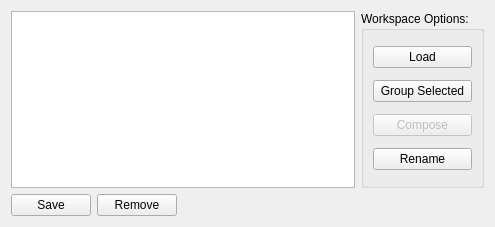
mantidproject/mslice, file widgets/workspacemanager/workspacemanager.ui: the form before one commit.
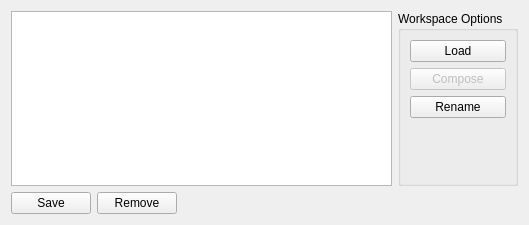
The form after the commit.

```diff
--- a/widgets/workspacemanager/workspacemanager.ui
+++ b/widgets/workspacemanager/workspacemanager.ui
@@ -6,8 +6,8 @@
    <rect>
     <x>0</x>
     <y>0</y>
-    <width>495</width>
-    <height>227</height>
+    <width>529</width>
+    <height>225</height>
    </rect>
   </property>
   <property name="windowTitle">
@@ -56,7 +56,10 @@
       </size>
      </property>
      <property name="title">
-      <string>Workspace Options:</string>
+      <string>Workspace Options</string>
+     </property>
+     <property name="flat">
+      <bool>true</bool>
      </property>
      <layout class="QGridLayout" name="gridLayout_2">
       <item row="0" column="0">
@@ -67,13 +70,6 @@
        </widget>
       </item>
       <item row="1" column="0">
-       <widget class="QPushButton" name="btnWorkspaceGroup">
-        <property name="text">
-         <string>Group Selected</string>
-        </property>
-       </widget>
-      </item>
-      <item row="2" column="0">
        <widget class="QPushButton" name="btnWorkspaceCompose">
         <property name="enabled">
          <bool>false</bool>
@@ -83,13 +79,26 @@
         </property>
        </widget>
       </item>
-      <item row="3" column="0">
+      <item row="2" column="0">
        <widget class="QPushButton" name="btnRename">
         <property name="text">
          <string>Rename</string>
         </property>
        </widget>
       </item>
+      <item row="3" column="0">
+       <spacer name="verticalSpacer">
+        <property name="orientation">
+         <enum>Qt::Vertical</enum>
+        </property>
+        <property name="sizeHint" stdset="0">
+         <size>
+          <width>20</width>
+          <height>40</height>
+         </size>
+        </property>
+       </spacer>
+      </item>
      </layout>
     </widget>
    </item>
```
